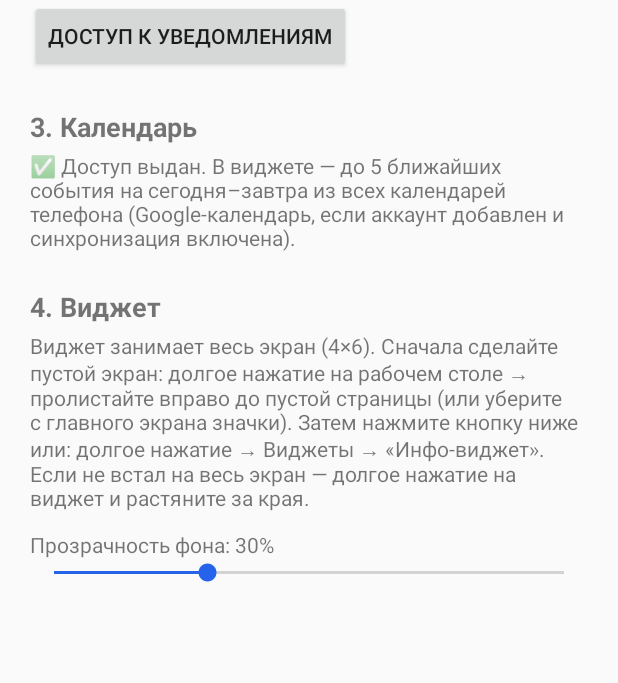
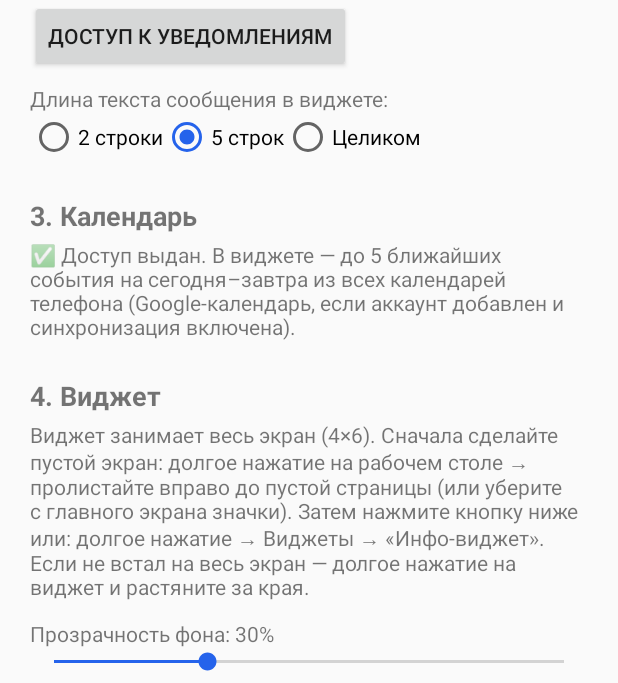
Before and after one commit to staschig-dotcom/staschig, an Android app: the screen it shows after launch (SettingsActivity), on a phone screen of 412 x 824 dp, the part 553-1236 px from its top. Run offline under Robolectric (Android 15) with nearby library versions, the phone set to English and light mode, and no system bars; 1 statement that could not run was skipped.

Commit message:
Widget messages: full chat text from MessagingStyle, configurable text length
Co-Authored-By: Claude Opus 5.5 <noreply@anthropic.com>
Claude-Session: https://claude.ai/code/session_014do3y2UG6K9bRypbDQwyiw

```diff
--- a/widget/src/main/java/ru/staschig/widget/MessagesService.kt
+++ b/widget/src/main/java/ru/staschig/widget/MessagesService.kt
@@ -12,12 +12,14 @@ class MessagesService : RemoteViewsService() {
 
     private class Factory(private val ctx: Context) : RemoteViewsFactory {
         private var items: List<AppMessage> = emptyList()
+        private var maxLines = 5
         private val icons = HashMap<String, Bitmap?>()
 
         override fun onCreate() {}
 
         override fun onDataSetChanged() {
             items = NotificationStore.load(ctx)
+            maxLines = Prefs.messageLines(ctx).let { if (it <= 0) Int.MAX_VALUE else it }
         }
 
         override fun onDestroy() {
@@ -33,6 +35,7 @@ class MessagesService : RemoteViewsService() {
             v.setTextViewText(R.id.msg_time, Widgets.shortTime(ctx, m.time))
             v.setTextViewText(R.id.msg_title, m.title)
             v.setTextViewText(R.id.msg_text, m.text)
+            v.setInt(R.id.msg_text, "setMaxLines", maxLines)
             icon(m.pkg)?.let { v.setImageViewBitmap(R.id.msg_icon, it) }
             v.setOnClickFillInIntent(
                 R.id.msg_root,
--- a/widget/src/main/java/ru/staschig/widget/Prefs.kt
+++ b/widget/src/main/java/ru/staschig/widget/Prefs.kt
@@ -34,4 +34,11 @@ object Prefs {
     fun setBgOpacity(ctx: Context, percent: Int) {
         sp(ctx).edit().putInt("bg_opacity", percent.coerceIn(0, 100)).apply()
     }
+
+    /** Сколько строк текста сообщения показывать: 2, 5 или 0 = целиком. */
+    fun messageLines(ctx: Context): Int = sp(ctx).getInt("message_lines", 5)
+
+    fun setMessageLines(ctx: Context, lines: Int) {
+        sp(ctx).edit().putInt("message_lines", lines).apply()
+    }
 }
--- a/widget/src/main/java/ru/staschig/widget/SettingsActivity.kt
+++ b/widget/src/main/java/ru/staschig/widget/SettingsActivity.kt
@@ -12,6 +12,7 @@ import android.view.View
 import android.view.inputmethod.EditorInfo
 import android.widget.Button
 import android.widget.EditText
+import android.widget.RadioGroup
 import android.widget.SeekBar
 import android.widget.TextView
 import android.widget.Toast
@@ -56,6 +57,26 @@ class SettingsActivity : Activity() {
         findViewById<Button>(R.id.miui_autostart).setOnClickListener { Xiaomi.openAutostart(this) }
         findViewById<Button>(R.id.miui_battery).setOnClickListener { Xiaomi.openAppDetails(this) }
         findViewById<View>(R.id.miui_block).visibility = if (Xiaomi.isXiaomi) View.VISIBLE else View.GONE
+
+        val linesGroup = findViewById<RadioGroup>(R.id.msg_lines)
+        linesGroup.check(
+            when (Prefs.messageLines(this)) {
+                2 -> R.id.msg_lines_2
+                0 -> R.id.msg_lines_all
+                else -> R.id.msg_lines_5
+            },
+        )
+        linesGroup.setOnCheckedChangeListener { _, id ->
+            Prefs.setMessageLines(
+                this,
+                when (id) {
+                    R.id.msg_lines_2 -> 2
+                    R.id.msg_lines_all -> 0
+                    else -> 5
+                },
+            )
+            Widgets.updateAll(this)
+        }
 
         val opacityLabel = findViewById<TextView>(R.id.opacity_label)
         val opacitySeek = findViewById<SeekBar>(R.id.opacity_seek)
--- a/widget/src/main/res/layout/activity_settings.xml
+++ b/widget/src/main/res/layout/activity_settings.xml
@@ -64,6 +64,37 @@
             android:layout_width="wrap_content"
             android:layout_height="wrap_content"
             android:text="Доступ к уведомлениям" />
+
+        <TextView
+            android:layout_width="wrap_content"
+            android:layout_height="wrap_content"
+            android:layout_marginTop="8dp"
+            android:text="Длина текста сообщения в виджете:" />
+
+        <RadioGroup
+            android:id="@+id/msg_lines"
+            android:layout_width="match_parent"
+            android:layout_height="wrap_content"
+            android:orientation="horizontal">
+
+            <RadioButton
+                android:id="@+id/msg_lines_2"
+                android:layout_width="wrap_content"
+                android:layout_height="wrap_content"
+                android:text="2 строки" />
+
+            <RadioButton
+                android:id="@+id/msg_lines_5"
+                android:layout_width="wrap_content"
+                android:layout_height="wrap_content"
+                android:text="5 строк" />
+
+            <RadioButton
+                android:id="@+id/msg_lines_all"
+                android:layout_width="wrap_content"
+                android:layout_height="wrap_content"
+                android:text="Целиком" />
+        </RadioGroup>
 
         <TextView
             android:layout_width="wrap_content"
```
Also changed, not shown: widget/src/main/java/ru/staschig/widget/NotificationsListener.kt (+24 -2 lines).
